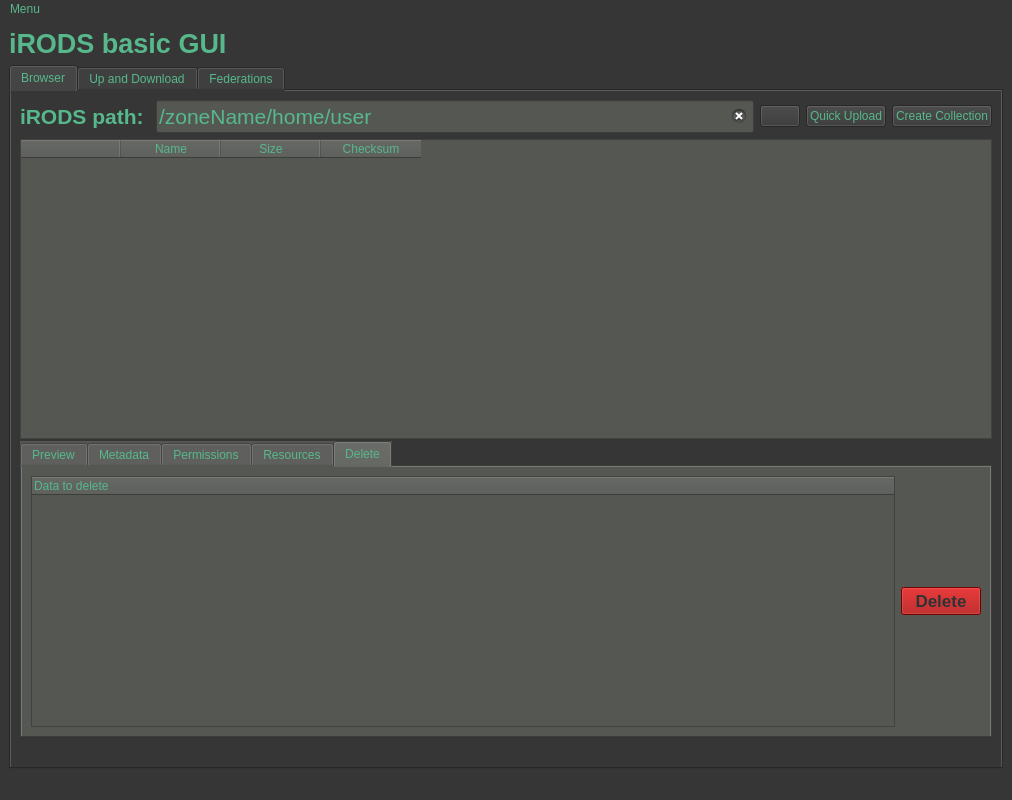
The window that irods-basicGUI/ui-files/irodsBrowserMain.ui (iBridges-for-iRODS/iBridges) describes before a commit, drawn with Qt 5.
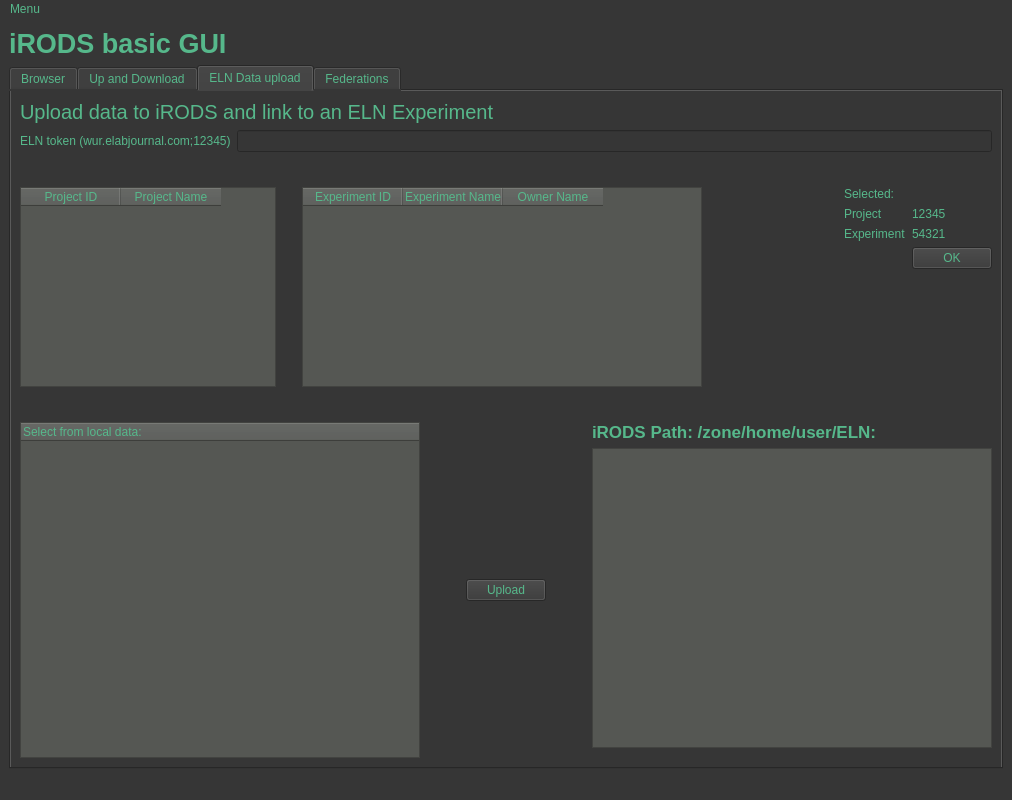
The same window after the commit. Icons and pictures are not drawn.

Commit message: Layout for data upload to ELN iRODS

Patch:
```diff
--- a/irods-basicGUI/ui-files/irodsBrowserMain.ui
+++ b/irods-basicGUI/ui-files/irodsBrowserMain.ui
@@ -24,6 +24,9 @@
 background-color: rgb(54, 54, 54);</string>
   </property>
   <widget class="QWidget" name="centralwidget">
+   <property name="styleSheet">
+    <string notr="true">selection-background-color: rgb(58, 152, 112);</string>
+   </property>
    <layout class="QVBoxLayout" name="verticalLayout">
     <item>
      <widget class="QLabel" name="label">
@@ -48,7 +51,7 @@
        </size>
       </property>
       <property name="currentIndex">
-       <number>0</number>
+       <number>2</number>
       </property>
       <widget class="QWidget" name="tabBrowser">
        <attribute name="title">
@@ -679,6 +682,323 @@
         </item>
        </layout>
       </widget>
+      <widget class="QWidget" name="tabEln">
+       <attribute name="title">
+        <string>ELN Data upload</string>
+       </attribute>
+       <layout class="QVBoxLayout" name="verticalLayout_11">
+        <item>
+         <widget class="QLabel" name="label_9">
+          <property name="font">
+           <font>
+            <pointsize>15</pointsize>
+           </font>
+          </property>
+          <property name="text">
+           <string>Upload data to iRODS and link to an ELN Experiment</string>
+          </property>
+         </widget>
+        </item>
+        <item>
+         <layout class="QHBoxLayout" name="horizontalLayout_7">
+          <item>
+           <widget class="QLabel" name="label_12">
+            <property name="text">
+             <string>ELN token (wur.elabjournal.com;12345)</string>
+            </property>
+           </widget>
+          </item>
+          <item>
+           <widget class="QLineEdit" name="elnTokenInput"/>
+          </item>
+         </layout>
+        </item>
+        <item>
+         <spacer name="verticalSpacer_11">
+          <property name="orientation">
+           <enum>Qt::Vertical</enum>
+          </property>
+          <property name="sizeHint" stdset="0">
+           <size>
+            <width>20</width>
+            <height>40</height>
+           </size>
+          </property>
+         </spacer>
+        </item>
+        <item>
+         <layout class="QHBoxLayout" name="horizontalLayout_8">
+          <item>
+           <widget class="QTableWidget" name="elnProjectsTable">
+            <property name="minimumSize">
+             <size>
+              <width>200</width>
+              <height>200</height>
+             </size>
+            </property>
+            <property name="styleSheet">
+             <string notr="true">background-color: rgb(85, 87, 83);</string>
+            </property>
+            <column>
+             <property name="text">
+              <string>Project ID</string>
+             </property>
+            </column>
+            <column>
+             <property name="text">
+              <string>Project Name</string>
+             </property>
+            </column>
+           </widget>
+          </item>
+          <item>
+           <spacer name="horizontalSpacer">
+            <property name="orientation">
+             <enum>Qt::Horizontal</enum>
+            </property>
+            <property name="sizeType">
+             <enum>QSizePolicy::Minimum</enum>
+            </property>
+            <property name="sizeHint" stdset="0">
+             <size>
+              <width>20</width>
+              <height>20</height>
+             </size>
+            </property>
+           </spacer>
+          </item>
+          <item>
+           <widget class="QTableWidget" name="elnExperimentsTable">
+            <property name="minimumSize">
+             <size>
+              <width>400</width>
+              <height>200</height>
+             </size>
+            </property>
+            <property name="styleSheet">
+             <string notr="true">background-color: rgb(85, 87, 83);</string>
+            </property>
+            <column>
+             <property name="text">
+              <string>Experiment ID</string>
+             </property>
+            </column>
+            <column>
+             <property name="text">
+              <string>Experiment Name</string>
+             </property>
+            </column>
+            <column>
+             <property name="text">
+              <string>Owner Name</string>
+             </property>
+            </column>
+           </widget>
+          </item>
+          <item>
+           <spacer name="horizontalSpacer_2">
+            <property name="orientation">
+             <enum>Qt::Horizontal</enum>
+            </property>
+            <property name="sizeType">
+             <enum>QSizePolicy::Expanding</enum>
+            </property>
+            <property name="sizeHint" stdset="0">
+             <size>
+              <width>20</width>
+              <height>20</height>
+             </size>
+            </property>
+           </spacer>
+          </item>
+          <item>
+           <layout class="QVBoxLayout" name="verticalLayout_9">
+            <item>
+             <widget class="QLabel" name="label_16">
+              <property name="text">
+               <string>Selected:</string>
+              </property>
+             </widget>
+            </item>
+            <item>
+             <layout class="QFormLayout" name="formLayout">
+              <item row="0" column="0">
+               <widget class="QLabel" name="label_14">
+                <property name="text">
+                 <string>Project</string>
+                </property>
+               </widget>
+              </item>
+              <item row="1" column="0">
+               <widget class="QLabel" name="label_15">
+                <property name="text">
+                 <string>Experiment</string>
+                </property>
+               </widget>
+              </item>
+              <item row="0" column="1">
+               <widget class="QLabel" name="projectIdLabel">
+                <property name="text">
+                 <string>12345</string>
+                </property>
+               </widget>
+              </item>
+              <item row="1" column="1">
+               <widget class="QLabel" name="experimentIdLabel">
+                <property name="text">
+                 <string>54321</string>
+                </property>
+               </widget>
+              </item>
+              <item row="4" column="1">
+               <spacer name="verticalSpacer_8">
+                <property name="orientation">
+                 <enum>Qt::Vertical</enum>
+                </property>
+                <property name="sizeHint" stdset="0">
+                 <size>
+                  <width>20</width>
+                  <height>40</height>
+                 </size>
+                </property>
+               </spacer>
+              </item>
+              <item row="2" column="1">
+               <widget class="QPushButton" name="elabOkButton">
+                <property name="text">
+                 <string>OK</string>
+                </property>
+               </widget>
+              </item>
+             </layout>
+            </item>
+           </layout>
+          </item>
+         </layout>
+        </item>
+        <item>
+         <spacer name="verticalSpacer_10">
+          <property name="orientation">
+           <enum>Qt::Vertical</enum>
+          </property>
+          <property name="sizeHint" stdset="0">
+           <size>
+            <width>20</width>
+            <height>40</height>
+           </size>
+          </property>
+         </spacer>
+        </item>
+        <item>
+         <layout class="QHBoxLayout" name="horizontalLayout_9">
+          <item>
+           <widget class="QTreeWidget" name="elnSelectionTree">
+            <property name="minimumSize">
+             <size>
+              <width>0</width>
+              <height>300</height>
+             </size>
+            </property>
+            <property name="styleSheet">
+             <string notr="true">background-color: rgb(85, 87, 83);</string>
+            </property>
+            <column>
+             <property name="text">
+              <string>Select from local data:</string>
+             </property>
+            </column>
+           </widget>
+          </item>
+          <item>
+           <spacer name="horizontalSpacer_3">
+            <property name="orientation">
+             <enum>Qt::Horizontal</enum>
+            </property>
+            <property name="sizeType">
+             <enum>QSizePolicy::Minimum</enum>
+            </property>
+            <property name="sizeHint" stdset="0">
+             <size>
+              <width>40</width>
+              <height>20</height>
+             </size>
+            </property>
+           </spacer>
+          </item>
+          <item>
+           <widget class="QPushButton" name="elnUploadButton">
+            <property name="text">
+             <string>Upload</string>
+            </property>
+           </widget>
+          </item>
+          <item>
+           <spacer name="horizontalSpacer_4">
+            <property name="orientation">
+             <enum>Qt::Horizontal</enum>
+            </property>
+            <property name="sizeType">
+             <enum>QSizePolicy::Minimum</enum>
+            </property>
+            <property name="sizeHint" stdset="0">
+             <size>
+              <width>40</width>
+              <height>20</height>
+             </size>
+            </property>
+           </spacer>
+          </item>
+          <item>
+           <layout class="QVBoxLayout" name="elnPathLabel">
+            <item>
+             <widget class="QLabel" name="label_17">
+              <property name="font">
+               <font>
+                <pointsize>13</pointsize>
+                <weight>75</weight>
+                <bold>true</bold>
+               </font>
+              </property>
+              <property name="text">
+               <string>iRODS Path: /zone/home/user/ELN:</string>
+              </property>
+             </widget>
+            </item>
+            <item>
+             <widget class="QTreeView" name="elnTreeView">
+              <property name="minimumSize">
+               <size>
+                <width>0</width>
+                <height>300</height>
+               </size>
+              </property>
+              <property name="styleSheet">
+               <string notr="true">background-color: rgb(85, 87, 83);</string>
+              </property>
+             </widget>
+            </item>
+            <item>
+             <spacer name="verticalSpacer_9">
+              <property name="orientation">
+               <enum>Qt::Vertical</enum>
+              </property>
+              <property name="sizeType">
+               <enum>QSizePolicy::Minimum</enum>
+              </property>
+              <property name="sizeHint" stdset="0">
+               <size>
+                <width>20</width>
+                <height>10</height>
+               </size>
+              </property>
+             </spacer>
+            </item>
+           </layout>
+          </item>
+         </layout>
+        </item>
+       </layout>
+      </widget>
       <widget class="QWidget" name="tabFederations">
        <attribute name="title">
         <string>Federations</string>
```
